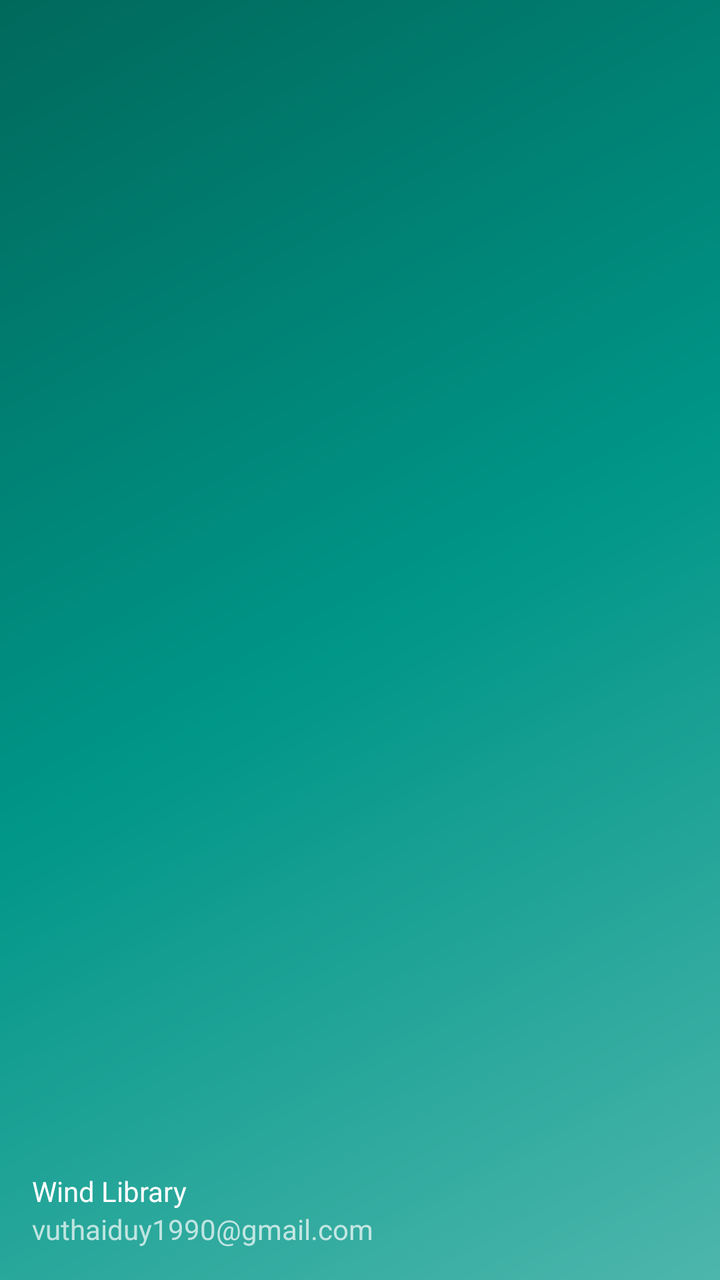
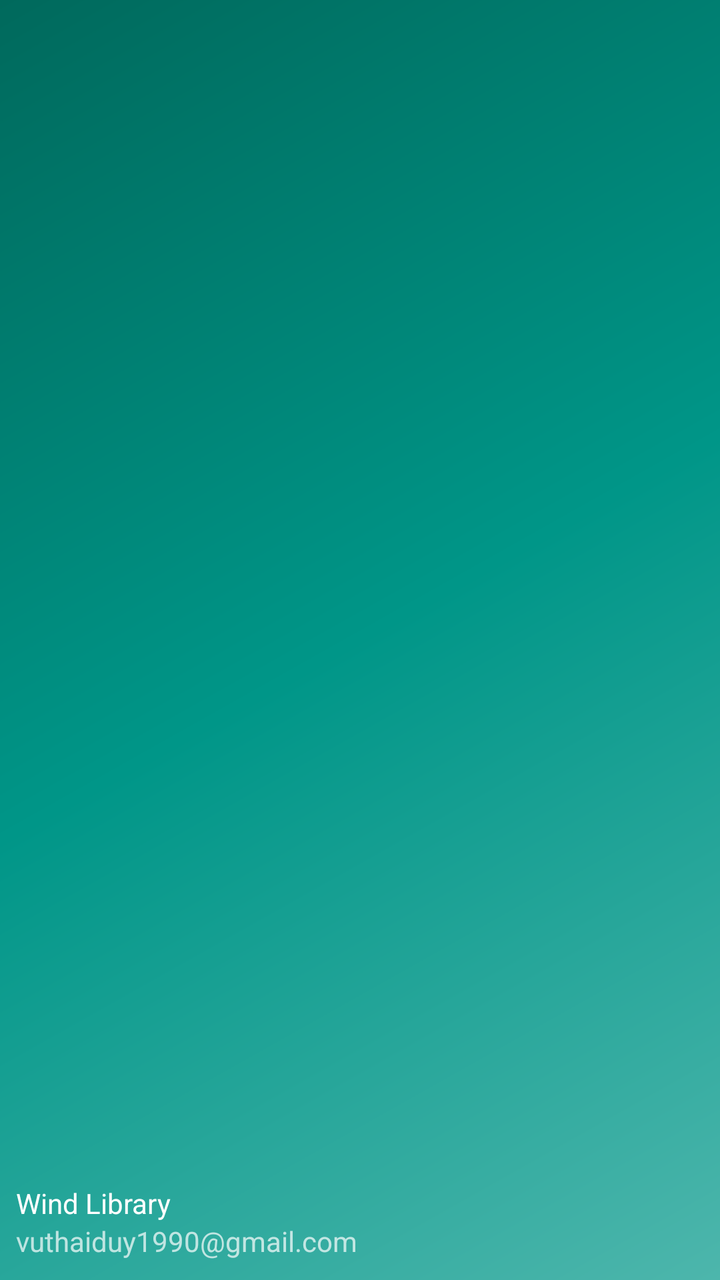

Two renders of the same Android screen: before a commit and after it. Below are the layout's source before the change and the commit's diff.
<!-- AndroidManifest.xml: application theme AppTheme -->
<!-- res/layout/main_nav_header.xml -->
<?xml version="1.0" encoding="utf-8"?>
<LinearLayout xmlns:android="http://schemas.android.com/apk/res/android"
    xmlns:app="http://schemas.android.com/apk/res-auto"
    android:layout_width="match_parent"
    android:layout_height="@dimen/nav_header_height"
    android:background="@drawable/side_nav_bar"
    android:gravity="bottom"
    android:orientation="vertical"
    android:paddingLeft="@dimen/activity_horizontal_margin"
    android:paddingTop="@dimen/activity_vertical_margin"
    android:paddingRight="@dimen/activity_horizontal_margin"
    android:paddingBottom="@dimen/activity_vertical_margin"
    android:theme="@style/ThemeOverlay.AppCompat.Dark">

    <ImageView
        android:id="@+id/imageView"
        android:layout_width="wrap_content"
        android:layout_height="wrap_content"
        android:contentDescription="@string/nav_header_desc"
        android:paddingTop="@dimen/nav_header_vertical_spacing"
        app:srcCompat="@mipmap/ic_launcher_round" />

    <TextView
        android:layout_width="match_parent"
        android:layout_height="wrap_content"
        android:paddingTop="@dimen/nav_header_vertical_spacing"
        android:text="@string/nav_header_title"
        android:textAppearance="@style/TextAppearance.AppCompat.Body1" />

    <TextView
        android:id="@+id/textView"
        android:layout_width="wrap_content"
        android:layout_height="wrap_content"
        android:text="@string/nav_header_subtitle" />

</LinearLayout>
<!-- resources referenced by this layout -->
<resources>
  <dimen name="activity_horizontal_margin">16dp</dimen>
  <dimen name="activity_vertical_margin">16dp</dimen>
  <dimen name="nav_header_height">176dp</dimen>
  <dimen name="nav_header_vertical_spacing">8dp</dimen>
  <!-- drawable side_nav_bar (drawable) -->
  <shape xmlns:android="http://schemas.android.com/apk/res/android"
      android:shape="rectangle">
      <gradient
          android:angle="135"
          android:centerColor="#009688"
          android:endColor="#00695C"
          android:startColor="#4DB6AC"
          android:type="linear" />
  </shape>
  <!-- mipmap ic_launcher_round (mipmap-anydpi-v26) -->
  <?xml version="1.0" encoding="utf-8"?>
  <adaptive-icon xmlns:android="http://schemas.android.com/apk/res/android">
      <background android:drawable="@drawable/ic_launcher_background"/>
      <foreground android:drawable="@drawable/ic_launcher_foreground"/>
  </adaptive-icon>
  <string name="nav_header_desc">The wind library which can speedup your app development</string>
  <string name="nav_header_subtitle">vuthaiduy1990@gmail.com</string>
  <string name="nav_header_title">Wind Library</string>
  <style name="AppTheme" parent="Theme.AppCompat.Light.DarkActionBar">
          
          <item name="colorPrimary">@color/colorPrimary</item>
          <item name="colorPrimaryDark">@color/colorPrimaryDark</item>
          <item name="colorAccent">@color/colorAccent</item>
          <item name="windowActionBar">false</item>
          <item name="windowNoTitle">true</item>
      </style>
  <!-- drawable ic_launcher_background: vector/xml drawable (drawable, 5576 chars, omitted) -->
  <!-- drawable ic_launcher_foreground (drawable-v24) -->
  <vector xmlns:android="http://schemas.android.com/apk/res/android"
          xmlns:aapt="http://schemas.android.com/aapt"
          android:width="108dp"
          android:height="108dp"
          android:viewportWidth="108"
          android:viewportHeight="108">
      <path
          android:fillType="evenOdd"
          android:pathData="M32,64C32,64 38.39,52.99 44.13,50.95C51.37,48.37 70.14,49.57 70.14,49.57L108.26,87.69L108,109.01L75.97,107.97L32,64Z"
          android:strokeWidth="1"
          android:strokeColor="#00000000">
          <aapt:attr name="android:fillColor">
              <gradient
                  android:endX="78.5885"
                  android:endY="90.9159"
                  android:startX="48.7653"
                  android:startY="61.0927"
                  android:type="linear">
                  <item
                      android:color="#44000000"
                      android:offset="0.0"/>
                  <item
                      android:color="#00000000"
                      android:offset="1.0"/>
              </gradient>
          </aapt:attr>
      </path>
      <path
          android:fillColor="#FFFFFF"
          android:fillType="nonZero"
          android:pathData="M66.94,46.02L66.94,46.02C72.44,50.07 76,56.61 76,64L32,64C32,56.61 35.56,50.11 40.98,46.06L36.18,41.19C35.45,40.45 35.45,39.3 36.18,38.56C36.91,37.81 38.05,37.81 38.78,38.56L44.25,44.05C47.18,42.57 50.48,41.71 54,41.71C57.48,41.71 60.78,42.57 63.68,44.05L69.11,38.56C69.84,37.81 70.98,37.81 71.71,38.56C72.44,39.3 72.44,40.45 71.71,41.19L66.94,46.02ZM62.94,56.92C64.08,56.92 65,56.01 65,54.88C65,53.76 64.08,52.85 62.94,52.85C61.8,52.85 60.88,53.76 60.88,54.88C60.88,56.01 61.8,56.92 62.94,56.92ZM45.06,56.92C46.2,56.92 47.13,56.01 47.13,54.88C47.13,53.76 46.2,52.85 45.06,52.85C43.92,52.85 43,53.76 43,54.88C43,56.01 43.92,56.92 45.06,56.92Z"
          android:strokeWidth="1"
          android:strokeColor="#00000000"/>
  </vector>
  <color name="colorPrimary">#008577</color>
  <color name="colorPrimaryDark">#00574B</color>
  <color name="colorAccent">#D81B60</color>
</resources>

<!-- the commit's change to res/layout/main_nav_header.xml (unified diff, before → after) -->
@@ -6,10 +6,10 @@
     android:background="@drawable/side_nav_bar"
     android:gravity="bottom"
     android:orientation="vertical"
-    android:paddingLeft="@dimen/activity_horizontal_margin"
-    android:paddingTop="@dimen/activity_vertical_margin"
-    android:paddingRight="@dimen/activity_horizontal_margin"
-    android:paddingBottom="@dimen/activity_vertical_margin"
+    android:paddingLeft="@dimen/com_margin_hoz"
+    android:paddingTop="@dimen/com_margin_ver"
+    android:paddingRight="@dimen/com_margin_hoz"
+    android:paddingBottom="@dimen/com_margin_ver"
     android:theme="@style/ThemeOverlay.AppCompat.Dark">
 
     <ImageView
@@ -17,13 +17,13 @@
         android:layout_width="wrap_content"
         android:layout_height="wrap_content"
         android:contentDescription="@string/nav_header_desc"
-        android:paddingTop="@dimen/nav_header_vertical_spacing"
+        android:paddingTop="@dimen/com_spacing"
         app:srcCompat="@mipmap/ic_launcher_round" />
 
     <TextView
         android:layout_width="match_parent"
         android:layout_height="wrap_content"
-        android:paddingTop="@dimen/nav_header_vertical_spacing"
+        android:paddingTop="@dimen/com_spacing"
         android:text="@string/nav_header_title"
         android:textAppearance="@style/TextAppearance.AppCompat.Body1" />
 
<!-- resource entries referenced after the edit -->
@@ -1,9 +1,9 @@
 <!-- resources referenced by this layout -->
 <resources>
-  <dimen name="activity_horizontal_margin">16dp</dimen>
-  <dimen name="activity_vertical_margin">16dp</dimen>
+  <dimen name="com_margin_hoz">8dp</dimen>
+  <dimen name="com_margin_ver">10dp</dimen>
+  <dimen name="com_spacing">8dp</dimen>
   <dimen name="nav_header_height">176dp</dimen>
-  <dimen name="nav_header_vertical_spacing">8dp</dimen>
   <!-- drawable side_nav_bar (drawable) -->
   <shape xmlns:android="http://schemas.android.com/apk/res/android"
       android:shape="rectangle">
